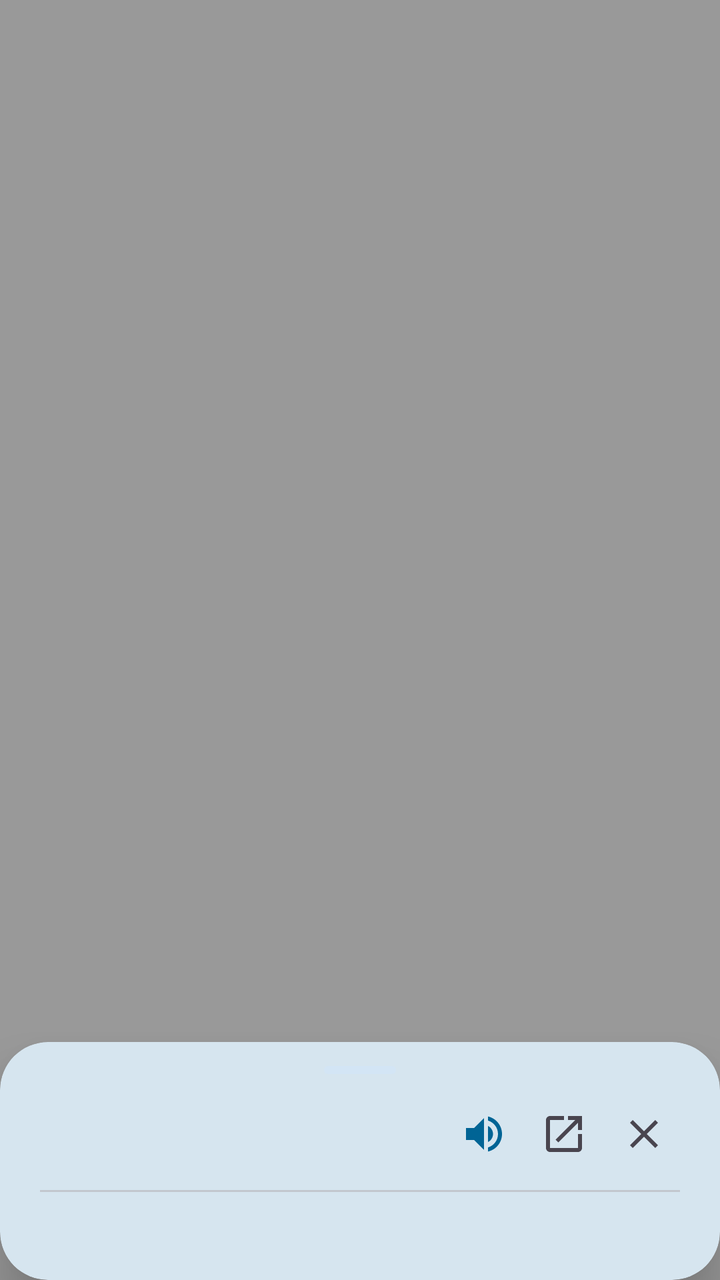
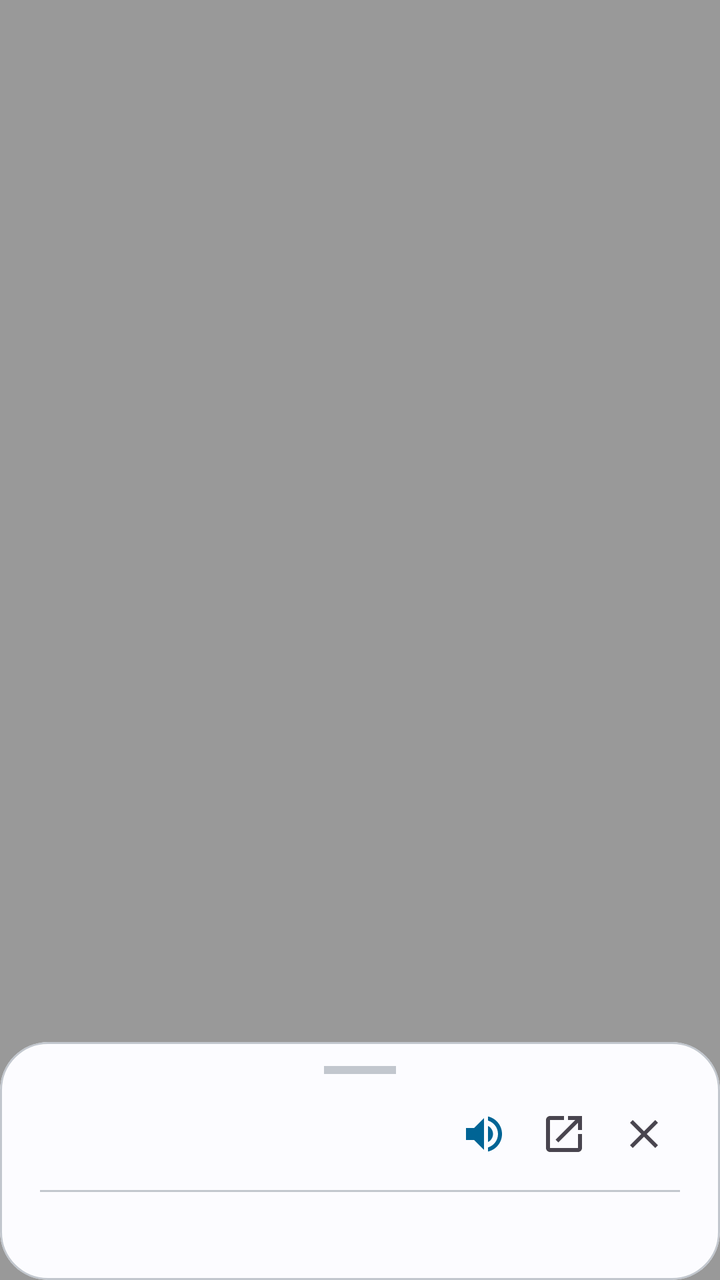

Two renders of the same Android screen: before a commit and after it. Below are the layout's source before the change and the commit's diff.
<!-- AndroidManifest.xml: activity theme Theme.Dict.Translucent -->
<!-- res/layout/activity_search_handler.xml -->
<?xml version="1.0" encoding="utf-8"?>
<FrameLayout xmlns:android="http://schemas.android.com/apk/res/android"
    xmlns:app="http://schemas.android.com/apk/res-auto"
    android:id="@+id/dialogBackdrop"
    android:layout_width="match_parent"
    android:layout_height="match_parent"
    android:background="#66000000">

    <com.google.android.material.card.MaterialCardView
        android:id="@+id/bottomSheetCard"
        android:layout_width="match_parent"
        android:layout_height="wrap_content"
        android:layout_gravity="bottom"
        android:layout_marginTop="64dp"
        app:cardCornerRadius="24dp"
        app:cardElevation="16dp"
        app:strokeWidth="0dp">

        <LinearLayout
            android:layout_width="match_parent"
            android:layout_height="wrap_content"
            android:orientation="vertical"
            android:paddingStart="20dp"
            android:paddingTop="12dp"
            android:paddingEnd="20dp"
            android:paddingBottom="24dp">

            
            <View
                android:layout_width="36dp"
                android:layout_height="4dp"
                android:layout_gravity="center_horizontal"
                android:layout_marginBottom="12dp"
                android:background="@drawable/bg_badge" />

            
            <LinearLayout
                android:layout_width="match_parent"
                android:layout_height="wrap_content"
                android:gravity="center_vertical"
                android:orientation="horizontal">

                <TextView
                    android:id="@+id/textWordTitle"
                    android:layout_width="0dp"
                    android:layout_height="wrap_content"
                    android:layout_weight="1"
                    android:textColor="?android:attr/textColorPrimary"
                    android:textSize="24sp"
                    android:textStyle="bold" />

                
                <ImageView
                    android:id="@+id/btnSpeak"
                    android:layout_width="36dp"
                    android:layout_height="36dp"
                    android:background="?attr/selectableItemBackgroundBorderless"
                    android:contentDescription="Pronounce"
                    android:padding="6dp"
                    android:src="@drawable/ic_volume_up"
                    app:tint="?attr/colorPrimary" />

                
                <ImageView
                    android:id="@+id/btnOpenFull"
                    android:layout_width="36dp"
                    android:layout_height="36dp"
                    android:layout_marginStart="4dp"
                    android:background="?attr/selectableItemBackgroundBorderless"
                    android:contentDescription="Open in app"
                    android:padding="6dp"
                    android:src="@drawable/ic_open_in_new"
                    app:tint="?android:attr/textColorSecondary" />

                
                <ImageView
                    android:id="@+id/btnClose"
                    android:layout_width="36dp"
                    android:layout_height="36dp"
                    android:layout_marginStart="4dp"
                    android:background="?attr/selectableItemBackgroundBorderless"
                    android:contentDescription="Close"
                    android:padding="6dp"
                    android:src="@drawable/ic_clear"
                    app:tint="?android:attr/textColorSecondary" />

            </LinearLayout>

            <View
                android:layout_width="match_parent"
                android:layout_height="1dp"
                android:layout_marginTop="10dp"
                android:layout_marginBottom="12dp"
                android:background="?attr/colorOutlineVariant" />

            
            <TextView
                android:id="@+id/textNotFound"
                android:layout_width="match_parent"
                android:layout_height="wrap_content"
                android:layout_marginTop="16dp"
                android:layout_marginBottom="16dp"
                android:gravity="center"
                android:text="No offline definition found."
                android:textColor="?android:attr/textColorSecondary"
                android:textSize="15sp"
                android:visibility="gone" />

            
            <androidx.core.widget.NestedScrollView
                android:id="@+id/scrollSenses"
                android:layout_width="match_parent"
                android:layout_height="wrap_content"
                android:layout_marginBottom="8dp"
                android:maxHeight="420dp"
                android:overScrollMode="never">

                <LinearLayout
                    android:layout_width="match_parent"
                    android:layout_height="wrap_content"
                    android:orientation="vertical">

                    <WebView
                        android:id="@+id/webWordDetail"
                        android:layout_width="match_parent"
                        android:layout_height="wrap_content"
                        android:nestedScrollingEnabled="false"
                        android:overScrollMode="never"
                        android:visibility="gone" />

                    <androidx.recyclerview.widget.RecyclerView
                        android:id="@+id/recyclerSenses"
                        android:layout_width="match_parent"
                        android:layout_height="wrap_content"
                        android:nestedScrollingEnabled="false"
                        android:overScrollMode="never" />

                </LinearLayout>

            </androidx.core.widget.NestedScrollView>

        </LinearLayout>

    </com.google.android.material.card.MaterialCardView>

</FrameLayout>
<!-- resources referenced by this layout -->
<resources>
  <!-- drawable bg_badge (drawable) -->
  <?xml version="1.0" encoding="utf-8"?>
  <shape xmlns:android="http://schemas.android.com/apk/res/android"
      android:shape="rectangle">
      <corners android:radius="12dp" />
      <solid android:color="?attr/colorSecondaryContainer" />
  </shape>
  <!-- drawable ic_clear (drawable) -->
  <vector xmlns:android="http://schemas.android.com/apk/res/android"
      android:width="24dp"
      android:height="24dp"
      android:viewportWidth="24"
      android:viewportHeight="24">
    <path
        android:fillColor="#FFFFFFFF"
        android:pathData="M19,6.41L17.59,5 12,10.59 6.41,5 5,6.41 10.59,12 5,17.59 6.41,19 12,13.41 17.59,19 19,17.59 13.41,12z"/>
  </vector>
  <!-- drawable ic_open_in_new (drawable) -->
  <vector xmlns:android="http://schemas.android.com/apk/res/android"
      android:width="24dp"
      android:height="24dp"
      android:viewportWidth="24"
      android:viewportHeight="24">
    <path
        android:fillColor="#FFFFFFFF"
        android:pathData="M19,19H5V5h7V3H5c-1.11,0 -2,0.9 -2,2v14c0,1.1 0.89,2 2,2h14c1.1,0 2,-0.9 2,-2v-7h-2v7zM14,3v2h3.59l-9.83,9.83 1.41,1.41L19,6.41V10h2V3h-7z"/>
  </vector>
  <!-- drawable ic_volume_up (drawable) -->
  <vector xmlns:android="http://schemas.android.com/apk/res/android"
      android:width="24dp"
      android:height="24dp"
      android:viewportWidth="24"
      android:viewportHeight="24">
    <path
        android:fillColor="#FFFFFFFF"
        android:pathData="M3,9v6h4l5,5V4L7,9H3zm13.5,3c0,-1.77 -1.02,-3.29 -2.5,-4.03v8.05c1.48,-0.73 2.5,-2.25 2.5,-4.02zM14,3.23v2.06c2.89,0.86 5,3.54 5,6.71s-2.11,5.85 -5,6.71v2.06c4.01,-0.91 7,-4.49 7,-8.77s-2.99,-7.86 -7,-8.77z"/>
  </vector>
  <style name="Theme.Dict.Translucent" parent="Theme.Dict">
          <item name="android:windowBackground">@android:color/transparent</item>
          <item name="android:windowIsTranslucent">true</item>
          <item name="android:windowContentOverlay">@null</item>
          <item name="android:windowNoTitle">true</item>
          <item name="android:backgroundDimEnabled">true</item>
          <item name="android:backgroundDimAmount">0.5</item>
          <item name="android:windowAnimationStyle">@android:style/Animation.Dialog</item>
      </style>
  <style name="Theme.Dict" parent="Theme.Material3.DayNight.NoActionBar">
          <item name="colorPrimary">@color/md_theme_light_primary</item>
          <item name="colorOnPrimary">@color/md_theme_light_onPrimary</item>
          <item name="colorPrimaryContainer">@color/md_theme_light_primaryContainer</item>
          <item name="colorOnPrimaryContainer">@color/md_theme_light_onPrimaryContainer</item>
          <item name="colorSecondary">@color/md_theme_light_secondary</item>
          <item name="colorSecondaryContainer">@color/md_theme_light_secondaryContainer</item>
          <item name="android:colorBackground">@color/md_theme_light_background</item>
          <item name="colorSurface">@color/md_theme_light_surface</item>
          <item name="colorOnSurface">@color/md_theme_light_onSurface</item>
          <item name="colorOutlineVariant">@color/md_theme_light_outlineVariant</item>
      </style>
  <color name="md_theme_light_primary">#006495</color>
  <color name="md_theme_light_onPrimary">#FFFFFF</color>
  <color name="md_theme_light_primaryContainer">#CBE6FF</color>
  <color name="md_theme_light_onPrimaryContainer">#001E30</color>
  <color name="md_theme_light_secondary">#50606E</color>
  <color name="md_theme_light_secondaryContainer">#D3E5F5</color>
  <color name="md_theme_light_background">#FCFCFF</color>
  <color name="md_theme_light_surface">#FCFCFF</color>
  <color name="md_theme_light_onSurface">#191C1E</color>
  <color name="md_theme_light_outlineVariant">#C2C7CE</color>
</resources>

<!-- the commit's change to res/layout/activity_search_handler.xml (unified diff, before → after) -->
@@ -12,9 +12,11 @@
         android:layout_height="wrap_content"
         android:layout_gravity="bottom"
         android:layout_marginTop="64dp"
+        app:cardBackgroundColor="?attr/colorSurface"
         app:cardCornerRadius="24dp"
-        app:cardElevation="16dp"
-        app:strokeWidth="0dp">
+        app:cardElevation="0dp"
+        app:strokeColor="?attr/colorOutlineVariant"
+        app:strokeWidth="1dp">
 
         <LinearLayout
             android:layout_width="match_parent"
@@ -31,7 +33,7 @@
                 android:layout_height="4dp"
                 android:layout_gravity="center_horizontal"
                 android:layout_marginBottom="12dp"
-                android:background="@drawable/bg_badge" />
+                android:background="?attr/colorOutlineVariant" />
 
             
             <LinearLayout
<!-- resource entries referenced after the edit -->
@@ -1,12 +1,5 @@
 <!-- resources referenced by this layout -->
 <resources>
-  <!-- drawable bg_badge (drawable) -->
-  <?xml version="1.0" encoding="utf-8"?>
-  <shape xmlns:android="http://schemas.android.com/apk/res/android"
-      android:shape="rectangle">
-      <corners android:radius="12dp" />
-      <solid android:color="?attr/colorSecondaryContainer" />
-  </shape>
   <!-- drawable ic_clear (drawable) -->
   <vector xmlns:android="http://schemas.android.com/apk/res/android"
       android:width="24dp"
